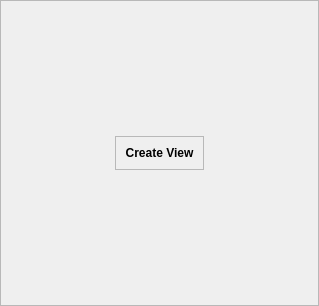
Above: Qt/Components/Resources/UI/pqEmptyView.ui from Kitware/ParaView before the change. Below: the same form after it.
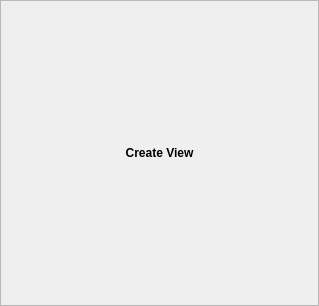
That is the form after the change.

Commit message: Added Convert Menu and empty frame.

```diff
--- a/Qt/Components/Resources/UI/pqEmptyView.ui
+++ b/Qt/Components/Resources/UI/pqEmptyView.ui
@@ -22,7 +22,7 @@
      <property name="widgetResizable">
       <bool>true</bool>
      </property>
-     <widget class="QWidget" name="ConvertActionsFrame">
+     <widget class="QWidget" name="widgetFoo">
       <property name="geometry">
        <rect>
         <x>0</x>
@@ -59,9 +59,9 @@
         </spacer>
        </item>
        <item row="1" column="1">
-        <widget class="QFrame" name="frame">
+        <widget class="QFrame" name="ConvertActionsFrame">
          <property name="frameShape">
-          <enum>QFrame::StyledPanel</enum>
+          <enum>QFrame::NoFrame</enum>
          </property>
          <property name="frameShadow">
           <enum>QFrame::Raised</enum>
```
Left out of the diff: 3 changed lines with no effect on the pictures. The commit also changes 2 other files.
